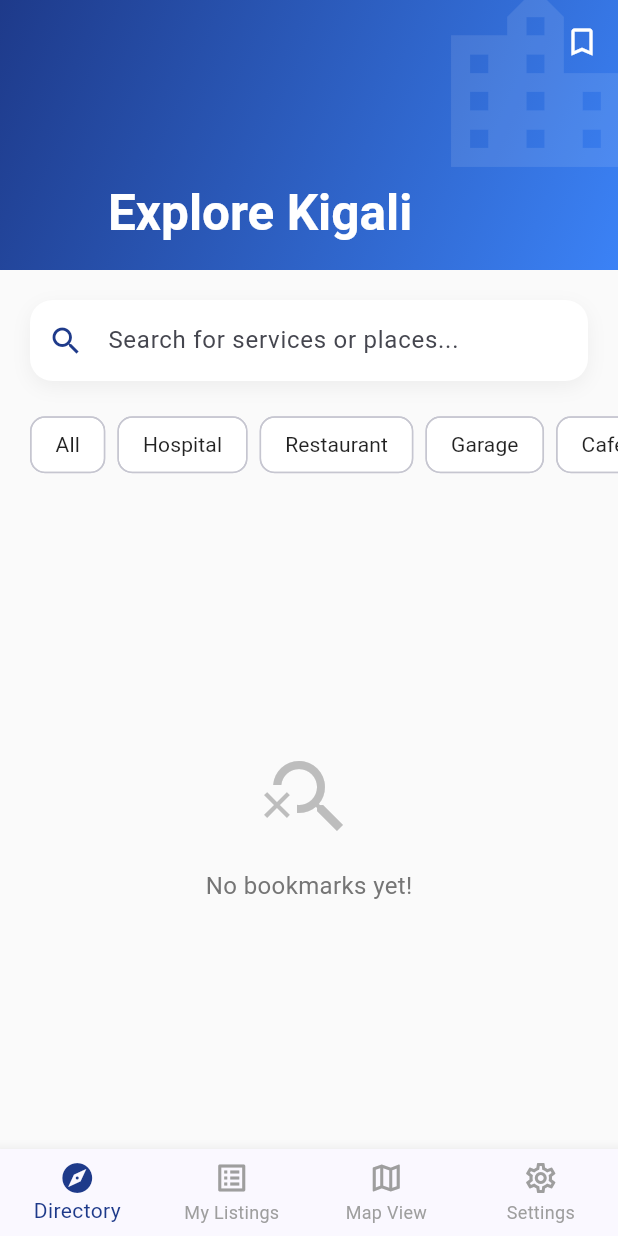
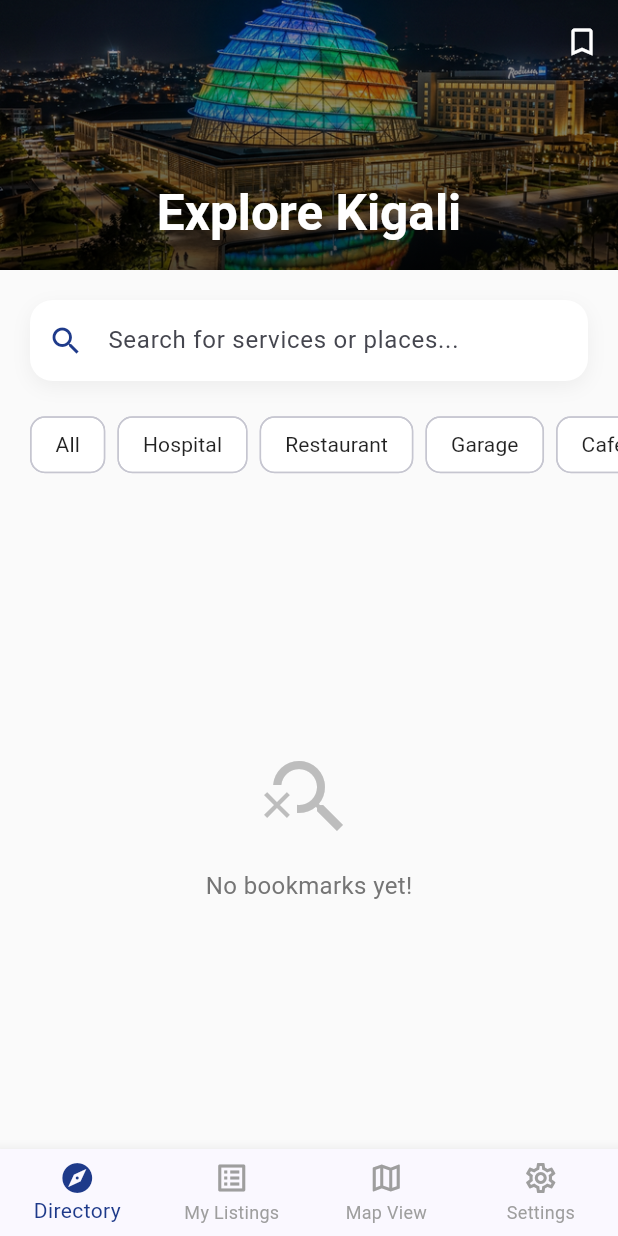
Before and after one commit to Bonaeineza31/kigali_projects, a Flutter app: the screen it shows once a user with an empty profile is signed in, after a tap on the "bookmark outline" icon, on a phone screen of 412 x 824 dp. Run offline on Flutter 3.47's test engine with Material 3 defaults, Android fonts, the phone set to English and light mode, and no system bars; our stand-ins replace cloud_firestore, firebase_auth, firebase_core, flutter_dotenv, flutter_map, geolocator and 1 more; accounts and stored records are empty.

Commit message:
added background picture on each tab and cented text in center

```diff
--- a/kigali_project/lib/screens/directory/directory_screen.dart
+++ b/kigali_project/lib/screens/directory/directory_screen.dart
@@ -31,25 +31,29 @@ class DirectoryScreen extends StatelessWidget {
             floating: false,
             pinned: true,
             flexibleSpace: FlexibleSpaceBar(
+              centerTitle: true,
               title: const Text('Explore Kigali',
                 style: TextStyle(fontWeight: FontWeight.bold, color: Colors.white)),
-              background: Container(
-                decoration: const BoxDecoration(
-                  gradient: LinearGradient(
-                    colors: [Color(0xFF1E3A8A), Color(0xFF3B82F6)],
-                    begin: Alignment.topLeft,
-                    end: Alignment.bottomRight,
+              background: Stack(
+                fit: StackFit.expand,
+                children: [
+                  Image.asset(
+                    'assets/images/kigali_convention_night.png',
+                    fit: BoxFit.cover,
                   ),
-                ),
-                child: Stack(
-                  children: [
-                    Positioned(
-                      right: -20,
-                      top: -20,
-                      child: Icon(Icons.location_city, size: 150, color: Colors.white.withOpacity(0.1)),
+                  Container(
+                    decoration: BoxDecoration(
+                      gradient: LinearGradient(
+                        begin: Alignment.topCenter,
+                        end: Alignment.bottomCenter,
+                        colors: [
+                          Colors.black.withOpacity(0.3),
+                          Colors.black.withOpacity(0.7),
+                        ],
+                      ),
                     ),
-                  ],
-                ),
+                  ),
+                ],
               ),
             ),
             actions: [
--- a/kigali_project/lib/screens/directory/map_view_screen.dart
+++ b/kigali_project/lib/screens/directory/map_view_screen.dart
@@ -3,7 +3,6 @@ import 'package:flutter_map/flutter_map.dart';
 import 'package:latlong2/latlong.dart';
 import 'package:provider/provider.dart';
 import '../../providers/listing_provider.dart';
-import '../../models/listing.dart';
 import 'listing_detail_screen.dart';
 
 class MapViewScreen extends StatefulWidget {
@@ -67,11 +66,12 @@ class _MapViewScreenState extends State<MapViewScreen> {
                         boxShadow: [
                           BoxShadow(
                             color: Colors.black.withOpacity(0.2),
-                            blurRadius: 6,
+                            blurRadius: 8,
                             offset: const Offset(0, 3),
                           ),
                         ],
                       ),
+                      padding: const EdgeInsets.all(2),
                       child: Icon(
                         Icons.location_on,
                         color: _getMarkerColor(l.category),
@@ -98,25 +98,36 @@ class _MapViewScreenState extends State<MapViewScreen> {
               );
             },
           ),
-          // Floated Gradient Header
+          // Floated Header with Background Image
           Positioned(
             top: 0,
             left: 0,
             right: 0,
             child: Container(
               height: 120,
+              child: Stack(
+                fit: StackFit.expand,
+                children: [
+                  Image.asset(
+                    'assets/images/kigali_convention_night.png',
+                    fit: BoxFit.cover,
+                  ),
+                  Container(
                     decoration: BoxDecoration(
                       gradient: LinearGradient(
                         begin: Alignment.topCenter,
                         end: Alignment.bottomCenter,
                         colors: [
-                    const Color(0xFF1E3A8A).withOpacity(0.9),
-                    const Color(0xFF1E3A8A).withOpacity(0.0),
+                          Colors.black.withOpacity(0.6),
+                          Colors.black.withOpacity(0.0),
                         ],
                       ),
                     ),
-              padding: const EdgeInsets.only(top: 50, left: 20),
-              child: const Text(
+                  ),
+                  const Center(
+                    child: Padding(
+                      padding: EdgeInsets.only(top: 30),
+                      child: Text(
                         'Map View',
                         style: TextStyle(
                           fontSize: 24,
@@ -128,6 +139,10 @@ class _MapViewScreenState extends State<MapViewScreen> {
                   ),
                 ],
               ),
+            ),
+          ),
+        ],
+      ),
     );
   }
 }
--- a/kigali_project/lib/screens/directory/my_listings_screen.dart
+++ b/kigali_project/lib/screens/directory/my_listings_screen.dart
@@ -24,19 +24,29 @@ class MyListingsScreen extends StatelessWidget {
             floating: false,
             pinned: true,
             flexibleSpace: FlexibleSpaceBar(
+              centerTitle: true,
               title: const Text('My Listings',
                 style: TextStyle(fontWeight: FontWeight.bold, color: Colors.white)),
-              background: Container(
-                decoration: const BoxDecoration(
-                  gradient: LinearGradient(
-                    colors: [Color(0xFF1E3A8A), Color(0xFF3B82F6)],
-                    begin: Alignment.topLeft,
-                    end: Alignment.bottomRight,
+              background: Stack(
+                fit: StackFit.expand,
+                children: [
+                  Image.asset(
+                    'assets/images/kigali_convention_night.png',
+                    fit: BoxFit.cover,
                   ),
-                ),
-                child: Center(
-                  child: Icon(Icons.list_alt, size: 80, color: Colors.white.withOpacity(0.2)),
-                ),
+                  Container(
+                    decoration: BoxDecoration(
+                      gradient: LinearGradient(
+                        begin: Alignment.topCenter,
+                        end: Alignment.bottomCenter,
+                        colors: [
+                          Colors.black.withOpacity(0.3),
+                          Colors.black.withOpacity(0.7),
+                        ],
+                      ),
+                    ),
+                  ),
+                ],
               ),
             ),
             actions: [
--- a/kigali_project/lib/screens/settings/settings_screen.dart
+++ b/kigali_project/lib/screens/settings/settings_screen.dart
@@ -34,19 +34,29 @@ class _SettingsScreenState extends State<SettingsScreen> {
             floating: false,
             pinned: true,
             flexibleSpace: FlexibleSpaceBar(
+              centerTitle: true,
               title: const Text('Settings',
                 style: TextStyle(fontWeight: FontWeight.bold, color: Colors.white)),
-              background: Container(
-                decoration: const BoxDecoration(
-                  gradient: LinearGradient(
-                    colors: [Color(0xFF1E3A8A), Color(0xFF3B82F6)],
-                    begin: Alignment.topLeft,
-                    end: Alignment.bottomRight,
+              background: Stack(
+                fit: StackFit.expand,
+                children: [
+                  Image.asset(
+                    'assets/images/kigali_convention_night.png',
+                    fit: BoxFit.cover,
                   ),
-                ),
-                child: Center(
-                  child: Icon(Icons.settings, size: 80, color: Colors.white.withOpacity(0.2)),
-                ),
+                  Container(
+                    decoration: BoxDecoration(
+                      gradient: LinearGradient(
+                        begin: Alignment.topCenter,
+                        end: Alignment.bottomCenter,
+                        colors: [
+                          Colors.black.withOpacity(0.3),
+                          Colors.black.withOpacity(0.7),
+                        ],
+                      ),
+                    ),
+                  ),
+                ],
               ),
             ),
           ),
```
Lines whose indentation alone changed are shown as unchanged.
